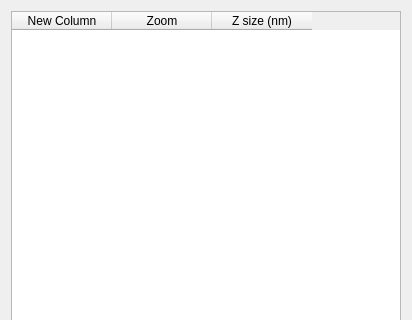
This is gui/ui_files/camera_calibration.ui in natxo14/mxcube as Qt 5 draws it before an edit; both pictures show x 0 to 412 and y 0 to 320 of the 412 by 515 pixel window. The edited form follows.
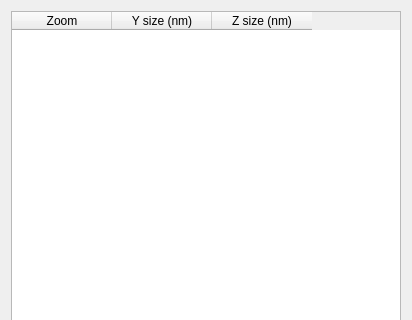
This is the edited form.

Commit message: work on with zoom motor and related bricks

Diff of the .ui file:
```diff
--- a/gui/ui_files/camera_calibration.ui
+++ b/gui/ui_files/camera_calibration.ui
@@ -20,12 +20,12 @@
       <widget class="QTableWidget" name="tableWidget">
        <column>
         <property name="text">
-         <string>New Column</string>
+         <string>Zoom</string>
         </property>
        </column>
        <column>
         <property name="text">
-         <string>Zoom</string>
+         <string>Y size (nm)</string>
         </property>
        </column>
        <column>
```
Left out of the diff: 2 changed lines with no effect on the pictures. The commit also changes 6 other files.
